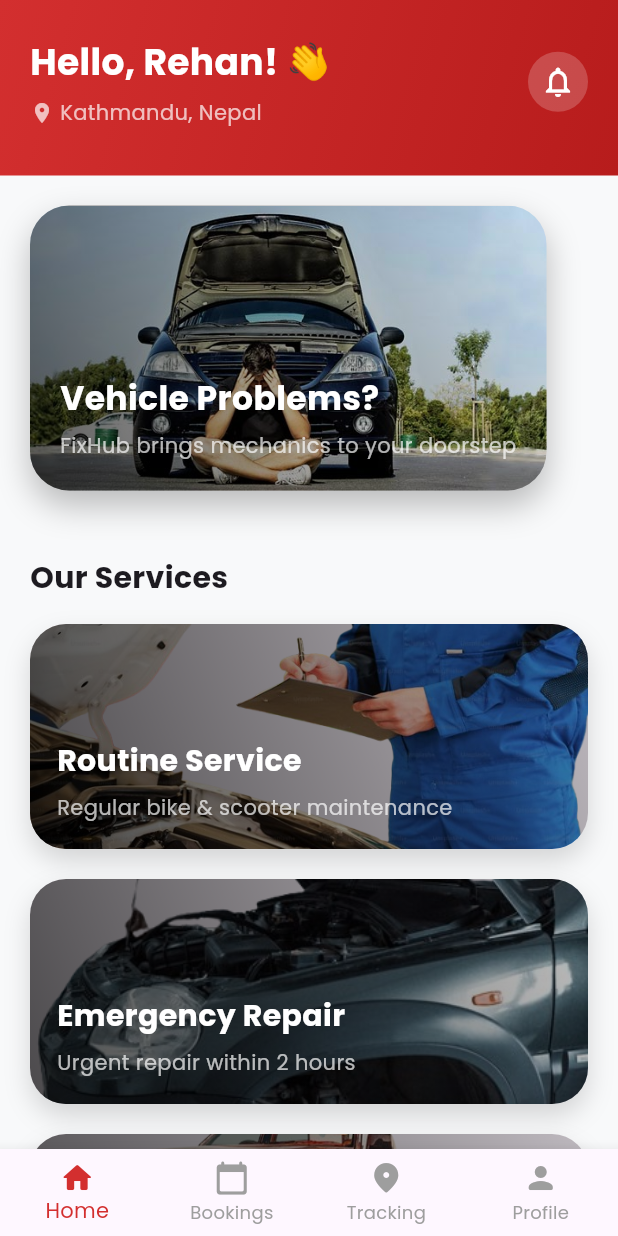
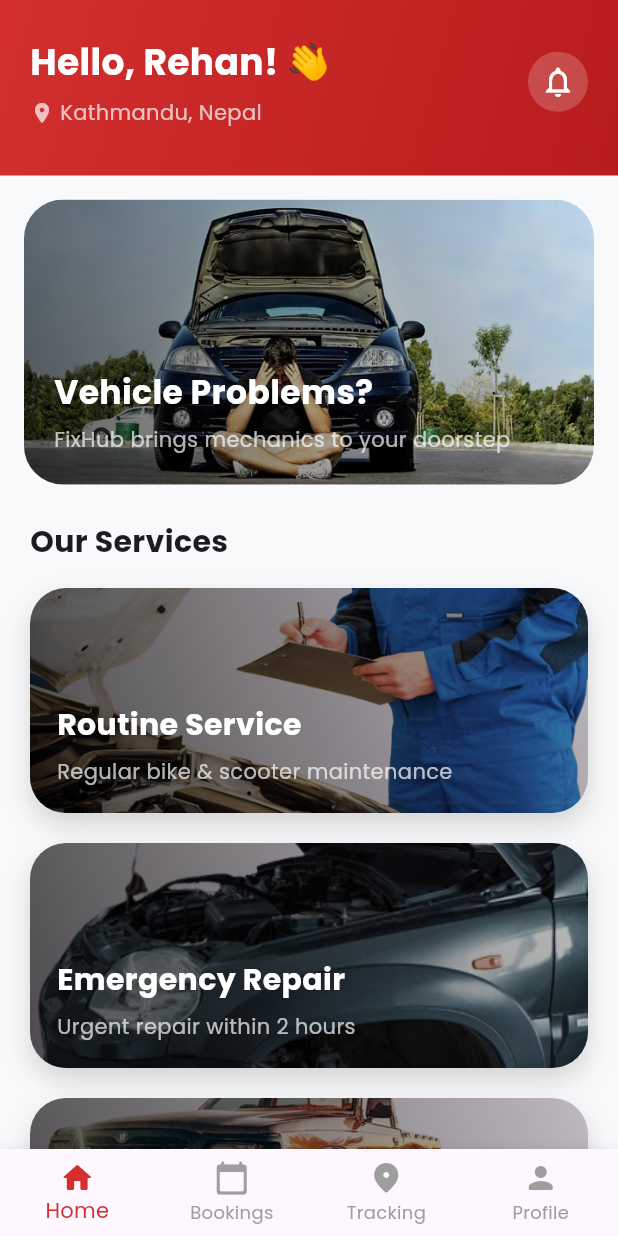
Before and after one commit to Rehan0808/FixHub-Nepal, a Flutter app: the screen it shows after launch, on a phone screen of 412 x 824 dp. Run offline on Flutter 3.47's test engine with Material 3 defaults, Android fonts, the phone set to English and light mode, and no system bars.

Commit message:
updated home_screen.dart

```diff
--- a/lib/screens/bottom_screens/home_screen.dart
+++ b/lib/screens/bottom_screens/home_screen.dart
@@ -1,38 +1,39 @@
-// lib/screens/bottom_screens/home_screen.dart
 import 'package:flutter/material.dart';
 import '../../theme/theme_data.dart';
 
 class HomeScreen extends StatelessWidget {
   const HomeScreen({super.key});
 
-  Widget _buildHeroBanner() {
-    return Container(
-      margin: const EdgeInsets.all(20),
+  // ================= HERO BANNER (FULL WIDTH) =================
+  Widget _buildHeroBanner(BuildContext context) {
+    return Padding(
+      padding: const EdgeInsets.symmetric(horizontal: 16),
+      child: SizedBox(
+        width: double.infinity,
         height: 190,
-      decoration: BoxDecoration(
+        child: ClipRRect(
           borderRadius: BorderRadius.circular(26),
-        image: const DecorationImage(
-          image: AssetImage('assets/images/hero.png'),
+          child: Stack(
+            fit: StackFit.expand,
+            children: [
+              Image.asset(
+                'assets/images/hero.png',
                 fit: BoxFit.cover,
               ),
-        boxShadow: [
-          BoxShadow(
-            color: Colors.black.withOpacity(0.25),
-            blurRadius: 18,
-            offset: const Offset(0, 10),
-          ),
+              Container(
+                decoration: BoxDecoration(
+                  gradient: LinearGradient(
+                    colors: [
+                      Colors.black.withOpacity(0.65),
+                      Colors.transparent,
                     ],
-      ),
-      child: Container(
-        padding: const EdgeInsets.all(20),
-        decoration: BoxDecoration(
-          borderRadius: BorderRadius.circular(26),
-          gradient: LinearGradient(
-            colors: [Colors.black.withOpacity(0.65), Colors.transparent],
                     begin: Alignment.bottomLeft,
                     end: Alignment.topRight,
                   ),
                 ),
+              ),
+              Padding(
+                padding: const EdgeInsets.all(20),
                 child: Column(
                   mainAxisAlignment: MainAxisAlignment.end,
                   crossAxisAlignment: CrossAxisAlignment.start,
@@ -40,7 +41,10 @@ class HomeScreen extends StatelessWidget {
                     Text(
                       'Vehicle Problems?',
                       style: TextStyle(
-                  color: Colors.white, fontSize: 22, fontWeight: FontWeight.bold),
+                        color: Colors.white,
+                        fontSize: 22,
+                        fontWeight: FontWeight.bold,
+                      ),
                     ),
                     SizedBox(height: 6),
                     Text(
@@ -50,9 +54,14 @@ class HomeScreen extends StatelessWidget {
                   ],
                 ),
               ),
+            ],
+          ),
+        ),
+      ),
     );
   }
 
+  // ================= SERVICE CARD =================
   Widget serviceCard({
     required String imagePath,
     required String title,
@@ -62,6 +71,7 @@ class HomeScreen extends StatelessWidget {
     return Container(
       margin: const EdgeInsets.only(bottom: 20),
       height: 150,
+      width: double.infinity,
       decoration: BoxDecoration(
         borderRadius: BorderRadius.circular(24),
         boxShadow: [
@@ -99,18 +109,25 @@ class HomeScreen extends StatelessWidget {
                   mainAxisAlignment: MainAxisAlignment.end,
                   crossAxisAlignment: CrossAxisAlignment.start,
                   children: [
-                    Text(title,
+                    Text(
+                      title,
                       style: const TextStyle(
                         fontSize: 20,
                         fontWeight: FontWeight.bold,
-                            color: Colors.white)),
+                        color: Colors.white,
+                      ),
+                    ),
                     const SizedBox(height: 6),
-                    Text(subtitle,
+                    Text(
+                      subtitle,
                       style: const TextStyle(
-                            fontSize: 14, color: Colors.white70)),
+                        fontSize: 14,
+                        color: Colors.white70,
+                      ),
+                    ),
                   ],
                 ),
-              )
+              ),
             ],
           ),
         ),
@@ -118,13 +135,59 @@ class HomeScreen extends StatelessWidget {
     );
   }
 
+  // ================= CUSTOMER REVIEW CARD =================
+  Widget _customerReviewCard({
+    required String name,
+    required String review,
+    required int rating,
+  }) {
+    return Container(
+      width: 260,
+      margin: const EdgeInsets.only(right: 16),
+      padding: const EdgeInsets.all(16),
+      decoration: BoxDecoration(
+        color: Colors.white,
+        borderRadius: BorderRadius.circular(20),
+        boxShadow: [
+          BoxShadow(
+            color: Colors.black.withOpacity(0.08),
+            blurRadius: 10,
+            offset: const Offset(0, 6),
+          ),
+        ],
+      ),
+      child: Column(
+        crossAxisAlignment: CrossAxisAlignment.start,
+        children: [
+          Text(name,
+              style: const TextStyle(
+                  fontWeight: FontWeight.w600, fontSize: 16)),
+          const SizedBox(height: 6),
+          Row(
+            children: List.generate(
+              rating,
+              (_) => const Icon(Icons.star,
+                  color: Colors.amber, size: 18),
+            ),
+          ),
+          const SizedBox(height: 10),
+          Text(
+            review,
+            style: const TextStyle(fontSize: 14, height: 1.4),
+          ),
+        ],
+      ),
+    );
+  }
+
+  // ================= BUILD =================
   @override
   Widget build(BuildContext context) {
     return SingleChildScrollView(
       child: Column(
         crossAxisAlignment: CrossAxisAlignment.start,
         children: [
-          // Header
+          // HEADER
           Container(
             padding: const EdgeInsets.fromLTRB(20, 24, 20, 32),
             decoration: const BoxDecoration(
@@ -140,41 +203,57 @@ class HomeScreen extends StatelessWidget {
                 Column(
                   crossAxisAlignment: CrossAxisAlignment.start,
                   children: const [
-                    Text('Hello, Rehan! 👋',
+                    Text(
+                      'Hello, Rehan! 👋',
                       style: TextStyle(
                         color: Colors.white,
                         fontSize: 24,
-                            fontWeight: FontWeight.bold)),
+                        fontWeight: FontWeight.bold,
+                      ),
+                    ),
                     SizedBox(height: 6),
                     Row(
                       children: [
-                        Icon(Icons.location_on, color: Colors.white70, size: 16),
+                        Icon(Icons.location_on,
+                            color: Colors.white70, size: 16),
                         SizedBox(width: 4),
-                        Text('Kathmandu, Nepal',
-                            style: TextStyle(color: Colors.white70, fontSize: 14))
+                        Text(
+                          'Kathmandu, Nepal',
+                          style: TextStyle(
+                              color: Colors.white70, fontSize: 14),
+                        ),
                       ],
-                    )
+                    ),
                   ],
                 ),
                 Container(
                   padding: const EdgeInsets.all(8),
                   decoration: BoxDecoration(
-                      color: Colors.white.withOpacity(0.2), shape: BoxShape.circle),
-                  child: const Icon(Icons.notifications_outlined, color: Colors.white),
-                )
+                    color: Colors.white.withOpacity(0.2),
+                    shape: BoxShape.circle,
+                  ),
+                  child: const Icon(Icons.notifications_outlined,
+                      color: Colors.white),
+                ),
               ],
             ),
           ),
-          _buildHeroBanner(),
+
+          const SizedBox(height: 16),
+          _buildHeroBanner(context),
+
           const SizedBox(height: 24),
-          Padding(
-            padding: const EdgeInsets.symmetric(horizontal: 20),
-            child: const Text(
+
+          // SERVICES
+          const Padding(
+            padding: EdgeInsets.symmetric(horizontal: 20),
+            child: Text(
               'Our Services',
               style: TextStyle(fontSize: 20, fontWeight: FontWeight.bold),
             ),
           ),
           const SizedBox(height: 16),
+
           Padding(
             padding: const EdgeInsets.symmetric(horizontal: 20),
             child: Column(
@@ -183,20 +262,65 @@ class HomeScreen extends StatelessWidget {
                   imagePath: 'assets/images/routine.png',
                   title: 'Routine Service',
                   subtitle: 'Regular bike & scooter maintenance',
-                    onTap: () {}),
+                  onTap: () {},
+                ),
                 serviceCard(
                   imagePath: 'assets/images/emergency.png',
                   title: 'Emergency Repair',
                   subtitle: 'Urgent repair within 2 hours',
-                    onTap: () {}),
+                  onTap: () {},
+                ),
                 serviceCard(
                   imagePath: 'assets/images/pickup.png',
                   title: 'Pick & Drop Service',
                   subtitle: 'We pick, service & drop your bike',
-                    onTap: () {}),
+                  onTap: () {},
+                ),
               ],
             ),
-          )
+          ),
+
+          const SizedBox(height: 30),
+
+          // TESTIMONIALS
+          const Padding(
+            padding: EdgeInsets.symmetric(horizontal: 20),
+            child: Text(
+              'What Customers Say',
+              style: TextStyle(fontSize: 20, fontWeight: FontWeight.bold),
+            ),
+          ),
+          const SizedBox(height: 16),
+
+          SizedBox(
+            height: 170,
+            child: ListView(
+              scrollDirection: Axis.horizontal,
+              padding: const EdgeInsets.symmetric(horizontal: 20),
+              children: [
+                _customerReviewCard(
+                  name: 'Ramesh Shrestha',
+                  review:
+                      'Very fast service. The mechanic arrived on time and fixed my bike quickly.',
+                  rating: 5,
+                ),
+                _customerReviewCard(
+                  name: 'Sita Karki',
+                  review:
+                      'Affordable and reliable. Pick and drop service was really helpful.',
+                  rating: 4,
+                ),
+                _customerReviewCard(
+                  name: 'Anil Thapa',
+                  review:
+                      'Good experience overall. Customer support was responsive.',
+                  rating: 4,
+                ),
+              ],
+            ),
+          ),
+
+          const SizedBox(height: 30),
         ],
       ),
     );
```
Lines whose indentation alone changed are shown as unchanged.
